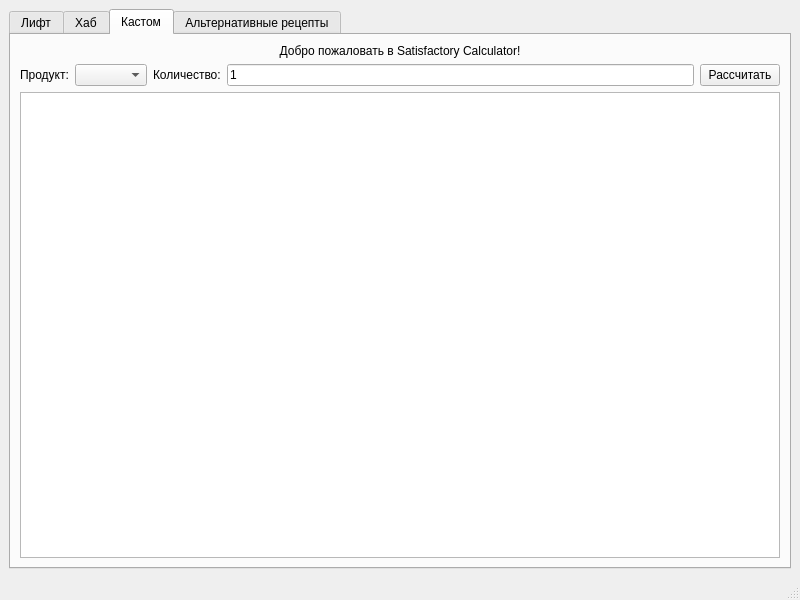
Qt form mainwindow.ui (swelock/SatisfactoryCalculator) before a commit.
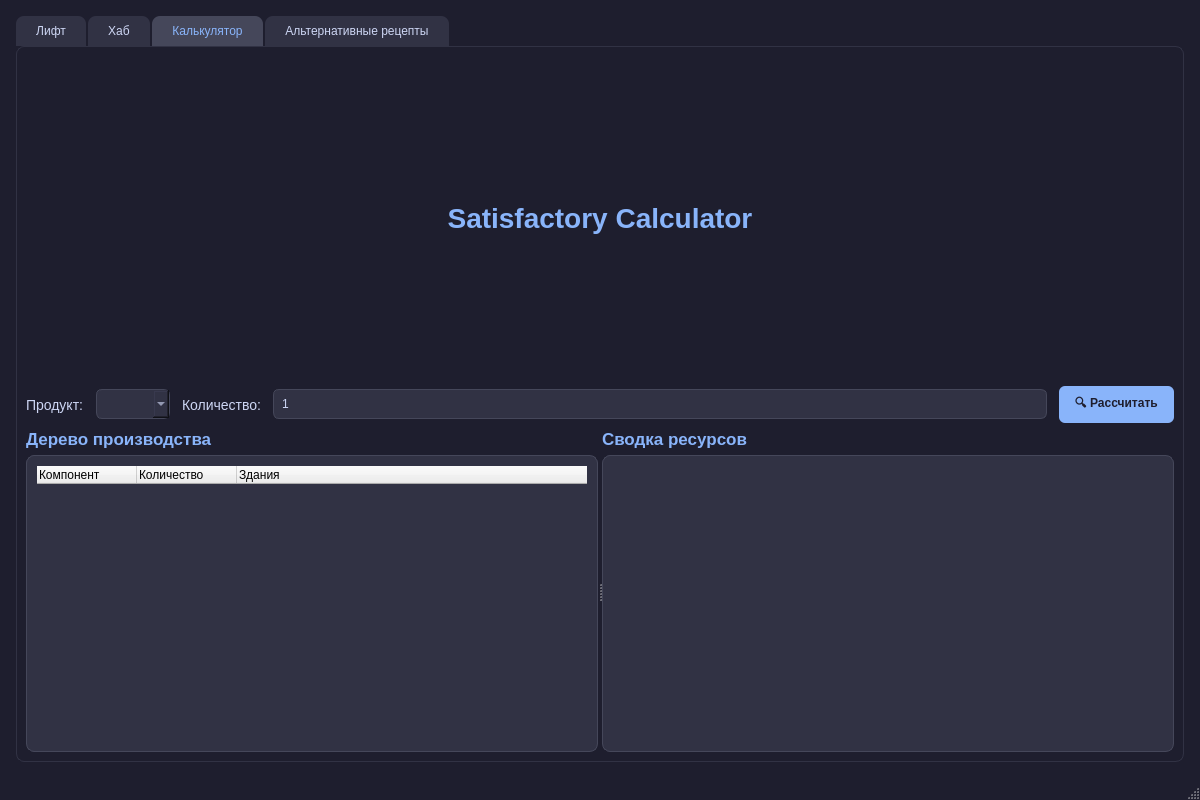
The same form after that commit. The open tabs and pages were chosen to show the change.

Patch:
```diff
--- a/mainwindow.ui
+++ b/mainwindow.ui
@@ -6,15 +6,94 @@
    <rect>
     <x>0</x>
     <y>0</y>
-    <width>800</width>
-    <height>600</height>
+    <width>1200</width>
+    <height>800</height>
    </rect>
   </property>
   <property name="windowTitle">
    <string>Satisfactory Calculator</string>
   </property>
+  <property name="styleSheet">
+   <string notr="true">
+    QMainWindow {
+        background-color: #1e1e2e;
+        color: #cdd6f4;
+    }
+    QTabWidget::pane {
+        border: 1px solid #313244;
+        background: #1e1e2e;
+        border-radius: 8px;
+    }
+    QTabWidget::tab-bar {
+        alignment: center;
+    }
+    QTabBar::tab {
+        background: #313244;
+        color: #cdd6f4;
+        padding: 8px 20px;
+        border-top-left-radius: 8px;
+        border-top-right-radius: 8px;
+        margin-right: 2px;
+    }
+    QTabBar::tab:selected {
+        background: #45475a;
+        color: #89b4fa;
+    }
+    QLabel {
+        color: #cdd6f4;
+        font-size: 14px;
+    }
+    QPushButton {
+        background-color: #89b4fa;
+        color: #1e1e2e;
+        padding: 8px 16px;
+        border: none;
+        border-radius: 6px;
+        font-weight: bold;
+    }
+    QPushButton:hover {
+        background-color: #b4befe;
+    }
+    QLineEdit, QComboBox {
+        background-color: #313244;
+        color: #cdd6f4;
+        padding: 6px;
+        border: 1px solid #45475a;
+        border-radius: 6px;
+    }
+    QTextBrowser {
+        background-color: #313244;
+        color: #cdd6f4;
+        border: 1px solid #45475a;
+        border-radius: 8px;
+        padding: 10px;
+        font-family: 'Segoe UI', sans-serif;
+        font-size: 14px;
+    }
+    QScrollArea {
+        border: 1px solid #45475a;
+        border-radius: 8px;
+        background-color: #313244;
+    }
+   </string>
+  </property>
   <widget class="QWidget" name="centralwidget">
    <layout class="QVBoxLayout" name="verticalLayout">
+    <property name="spacing">
+     <number>12</number>
+    </property>
+    <property name="leftMargin">
+     <number>16</number>
+    </property>
+    <property name="topMargin">
+     <number>16</number>
+    </property>
+    <property name="rightMargin">
+     <number>16</number>
+    </property>
+    <property name="bottomMargin">
+     <number>16</number>
+    </property>
     <item>
      <widget class="QTabWidget" name="tabWidget">
       <property name="currentIndex">
@@ -34,13 +113,13 @@
       </widget>
       <widget class="QWidget" name="tab_custom">
        <attribute name="title">
-        <string>Кастом</string>
+        <string>Калькулятор</string>
        </attribute>
        <layout class="QVBoxLayout" name="verticalLayout_custom">
         <item>
          <widget class="QLabel" name="label_welcome">
           <property name="text">
-           <string>Добро пожаловать в Satisfactory Calculator!</string>
+           <string>&lt;h1 style=&quot;color: #89b4fa;&quot;&gt;Satisfactory Calculator&lt;/h1&gt;</string>
           </property>
           <property name="alignment">
            <set>Qt::AlignCenter</set>
@@ -49,6 +128,9 @@
         </item>
         <item>
          <layout class="QHBoxLayout" name="horizontalLayout_input">
+          <property name="spacing">
+           <number>12</number>
+          </property>
           <item>
            <widget class="QLabel" name="label_product">
             <property name="text">
@@ -76,14 +158,89 @@
           <item>
            <widget class="QPushButton" name="pushButton_calculate">
             <property name="text">
-             <string>Рассчитать</string>
+             <string>🔍 Рассчитать</string>
             </property>
            </widget>
           </item>
          </layout>
         </item>
         <item>
-         <widget class="QTextBrowser" name="textBrowser_results"/>
+         <widget class="QSplitter" name="splitter">
+          <property name="orientation">
+           <enum>Qt::Horizontal</enum>
+          </property>
+          <widget class="QWidget" name="widget_tree" native="true">
+           <layout class="QVBoxLayout" name="verticalLayout_tree">
+            <item>
+             <widget class="QLabel" name="label_tree">
+              <property name="text">
+               <string>&lt;h3 style=&quot;color: #89b4fa;&quot;&gt;Дерево производства&lt;/h3&gt;</string>
+              </property>
+             </widget>
+            </item>
+            <item>
+             <widget class="QTreeWidget" name="treeWidget_results">
+              <property name="styleSheet">
+               <string>
+                QTreeWidget {
+                    background-color: #313244;
+                    color: #cdd6f4;
+                    border: 1px solid #45475a;
+                    border-radius: 8px;
+                    padding: 10px;
+                }
+                QTreeWidget::item {
+                    padding: 5px;
+                    border-bottom: 1px solid #45475a;
+                }
+                QTreeWidget::item:selected {
+                    background-color: #45475a;
+                    color: #89b4fa;
+                }
+               </string>
+              </property>
+              <column>
+               <property name="text">
+                <string>Компонент</string>
+               </property>
+              </column>
+              <column>
+               <property name="text">
+                <string>Количество</string>
+               </property>
+              </column>
+              <column>
+               <property name="text">
+                <string>Здания</string>
+               </property>
+              </column>
+             </widget>
+            </item>
+           </layout>
+          </widget>
+          <widget class="QWidget" name="widget_summary" native="true">
+           <layout class="QVBoxLayout" name="verticalLayout_summary">
+            <item>
+             <widget class="QLabel" name="label_summary">
+              <property name="text">
+               <string>&lt;h3 style=&quot;color: #89b4fa;&quot;&gt;Сводка ресурсов&lt;/h3&gt;</string>
+              </property>
+             </widget>
+            </item>
+            <item>
+             <widget class="QTextBrowser" name="textBrowser_results">
+              <property name="styleSheet">
+               <string>
+                QTextBrowser {
+                    line-height: 1.6;
+                }
+               </string>
+              </property>
+             </widget>
+            </item>
+           </layout>
+          </widget>
+         </widget>
         </item>
        </layout>
       </widget>
```
Left out of the diff: 27 changed lines with no effect on the pictures.
